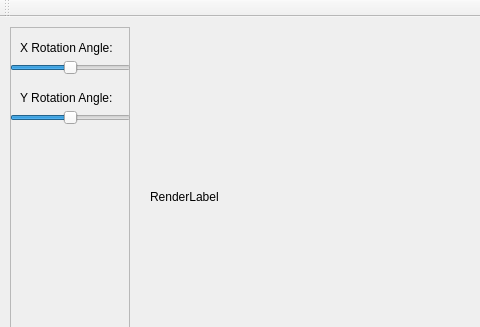
Before: the Qt Designer form QtMain/RenderrerMainWindow.ui in damibran/simple_qt_renderrer, drawn with Qt 5; both pictures show x 0 to 480 and y 0 to 327 of the 936 by 618 pixel window.
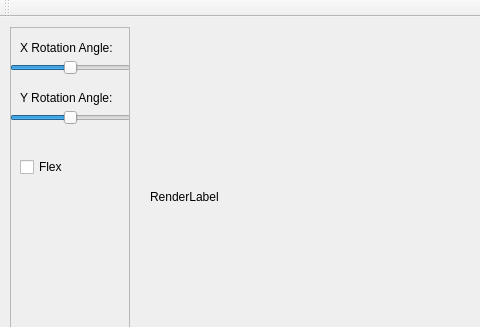
After: the same form once the commit is applied. Custom widgets are drawn as their Qt base class.

Commit message: add flex button

```diff
--- a/QtMain/RenderrerMainWindow.ui
+++ b/QtMain/RenderrerMainWindow.ui
@@ -112,6 +112,19 @@
       <string>Y Rotation Angle:</string>
      </property>
     </widget>
+    <widget class="QCheckBox" name="checkBox">
+     <property name="geometry">
+      <rect>
+       <x>10</x>
+       <y>130</y>
+       <width>76</width>
+       <height>20</height>
+      </rect>
+     </property>
+     <property name="text">
+      <string>Flex</string>
+     </property>
+    </widget>
    </widget>
   </widget>
   <widget class="QMenuBar" name="menuBar">
```
The commit also changes 4 other files.
